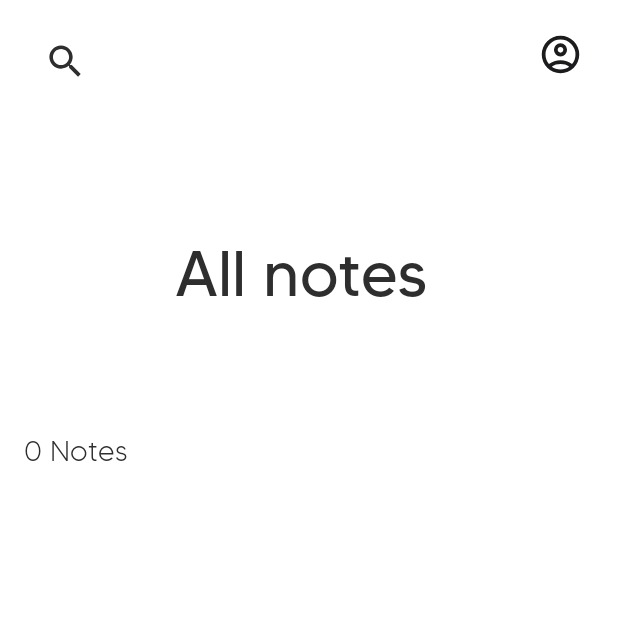
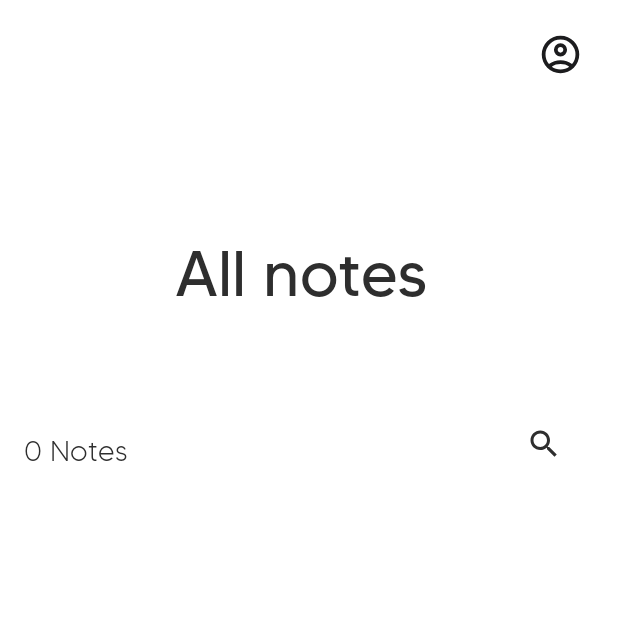
Before and after one commit to Archnightt/Firenote-v2, an Android app: the screen it shows after launch once a user with an empty profile is signed in (MainActivity), on a phone screen of 412 x 824 dp, the top half of it. Run offline under Robolectric (Android 15) with nearby library versions, the phone set to English and light mode, and no system bars; our stand-ins replace CircleImageView, Firebase (no records; nobody signed in at launch, a user with empty details on screens opened directly), sdp/ssp sizes.

Commit message:
bug fixes

```diff
--- a/app/src/main/res/drawable/search_background.xml
+++ b/app/src/main/res/drawable/search_background.xml
@@ -1,5 +1,5 @@
 <?xml version="1.0" encoding="utf-8"?>
 <shape xmlns:android="http://schemas.android.com/apk/res/android">
-    <solid android:color="?attr/colorSecondaryVariant"></solid>
-    <corners android:radius="@dimen/_10sdp"></corners>
+    <solid android:color="?attr/colorOnSecondary"/>
+    <corners android:radius="@dimen/_10sdp"/>
 </shape>
--- a/app/src/main/res/layout/activity_main.xml
+++ b/app/src/main/res/layout/activity_main.xml
@@ -58,13 +58,16 @@
                     android:textSize="@dimen/_15sdp" />
 
                 <!-- Settings Button -->
+
                 <ImageView
                     android:id="@+id/searchIcon"
-                    android:layout_width="@dimen/_22sdp"
-                    android:layout_height="@dimen/_22sdp"
-                    android:layout_marginStart="@dimen/_10sdp"
-                    android:layout_marginTop="@dimen/_8sdp"
+                    android:layout_width="wrap_content"
+                    android:layout_height="wrap_content"
+                    android:layout_alignParentTop="true"
+                    android:layout_marginStart="265dp"
+                    android:layout_marginTop="268dp"
                     android:layout_marginBottom="@dimen/_8sdp"
+                    android:layout_toEndOf="@+id/noteCount"
                     android:src="@drawable/ic_search"
                     app:tint="?attr/colorOnPrimary" />
 
```
Also changed, not shown: app/src/main/res/layout/search_dialog.xml (+8 -11 lines).
